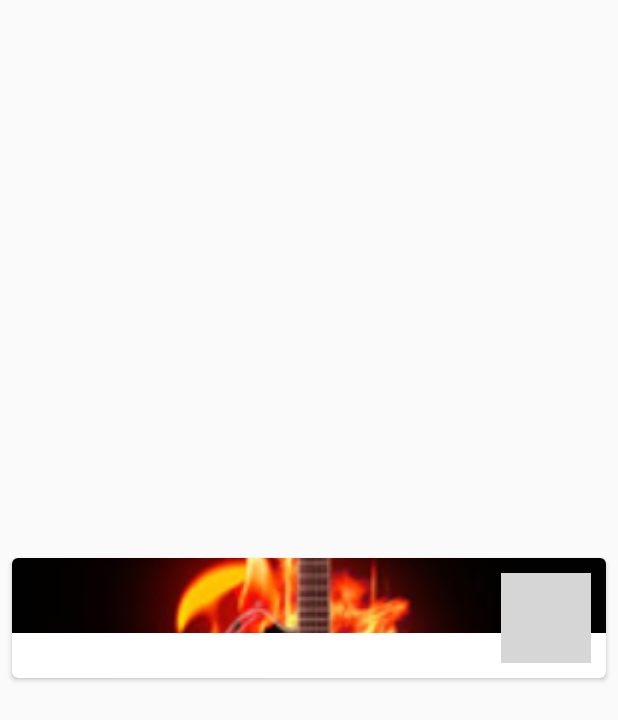
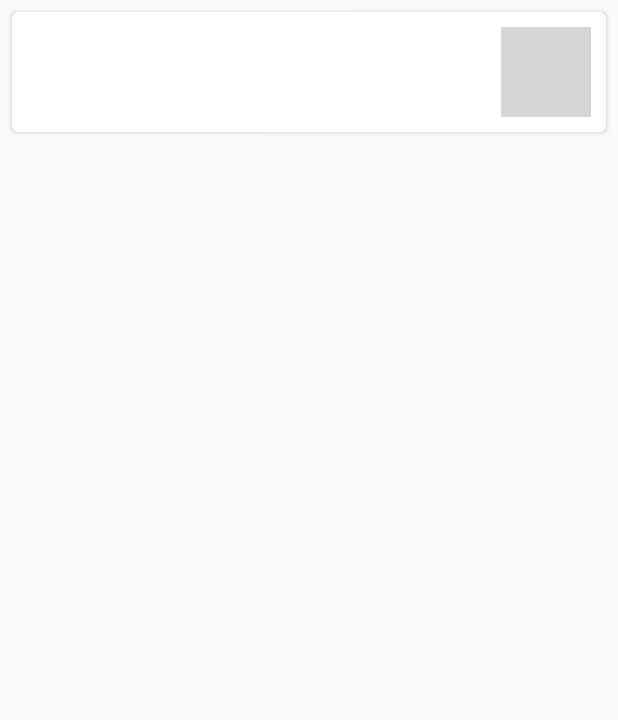
Before and after one commit to Zerony/RadioT, an Android app: the layout recycler_item.xml on its own in the app's theme, with its tools: preview values and no code run, on a phone screen of 412 x 824 dp. Shown: the top 720 px of the screen. Run offline under Robolectric (Android 15) with nearby library versions, the light colour scheme and no system bars; grey boxes are pictures that could not be loaded.

Commit message:
Small refactor

```diff
--- a/app/src/main/res/layout/recycler_item.xml
+++ b/app/src/main/res/layout/recycler_item.xml
@@ -3,31 +3,30 @@
     xmlns:card_view="http://schemas.android.com/apk/res-auto"
     android:layout_width="match_parent"
     android:layout_height="wrap_content"
-    android:layout_gravity="center"
+    android:layout_gravity="start"
     android:layout_margin="8dp"
+    android:padding="4dp"
     card_view:cardCornerRadius="4dp">
-
-    <LinearLayout
-        android:layout_width="match_parent"
-        android:layout_height="wrap_content"
-        android:orientation="vertical">
+    <!---->
+    <!--<LinearLayout-->
+        <!--android:layout_width="match_parent"-->
+        <!--android:layout_height="wrap_content"-->
+        <!--android:orientation="vertical"> android:src="@drawable/rock"-->
         <ImageView
-            android:layout_width="match_parent"
-            android:layout_height="@dimen/imageListHeight"
-            android:adjustViewBounds="true"
-            android:scaleType="centerCrop"
-            android:src="@drawable/rock"
+            android:layout_width="wrap_content"
+            android:layout_height="@dimen/play_size"
             android:id="@+id/song_image"
+            android:layout_gravity="center|start"
             />
-
+        <!--android:scaleType="centerCrop" android:adjustViewBounds="true"-->
         <TextView
             android:id="@+id/itemTextView"
             android:layout_height="wrap_content"
             android:layout_width="wrap_content"
-            android:gravity="bottom|start"
+            android:layout_gravity="center_horizontal|center_vertical"
             android:background="#aaffffff"
             />
-    </LinearLayout>
+    <!--</LinearLayout>-->
 
     <ImageButton
         android:layout_width="@dimen/play_size"
```
Also changed, not shown: app/src/main/java/com/lohika/ovashchenko/radiot/PlayMusicActivity.java (+15 -4 lines), app/src/main/java/com/lohika/ovashchenko/radiot/RadioApplication.java (+15 -15 lines), app/src/main/java/com/lohika/ovashchenko/radiot/RadioConnector.java (+18 -15 lines), app/src/main/java/com/lohika/ovashchenko/radiot/RadioStation.java (+33 -53 lines), app/src/main/java/com/lohika/ovashchenko/radiot/RecyclerAdapter.java (+2 -6 lines), app/src/main/java/com/lohika/ovashchenko/radiot/SongsFragment.java (+6 -5 lines), app/src/main/res/layout/activity_play_music.xml (+9 -9 lines).
